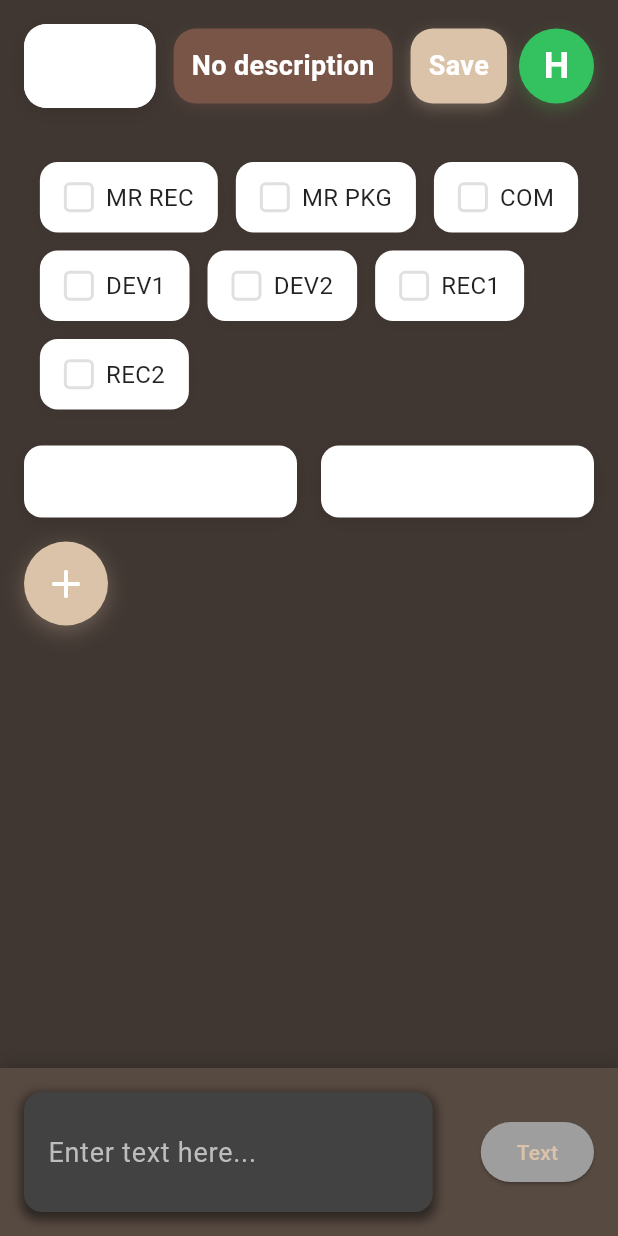
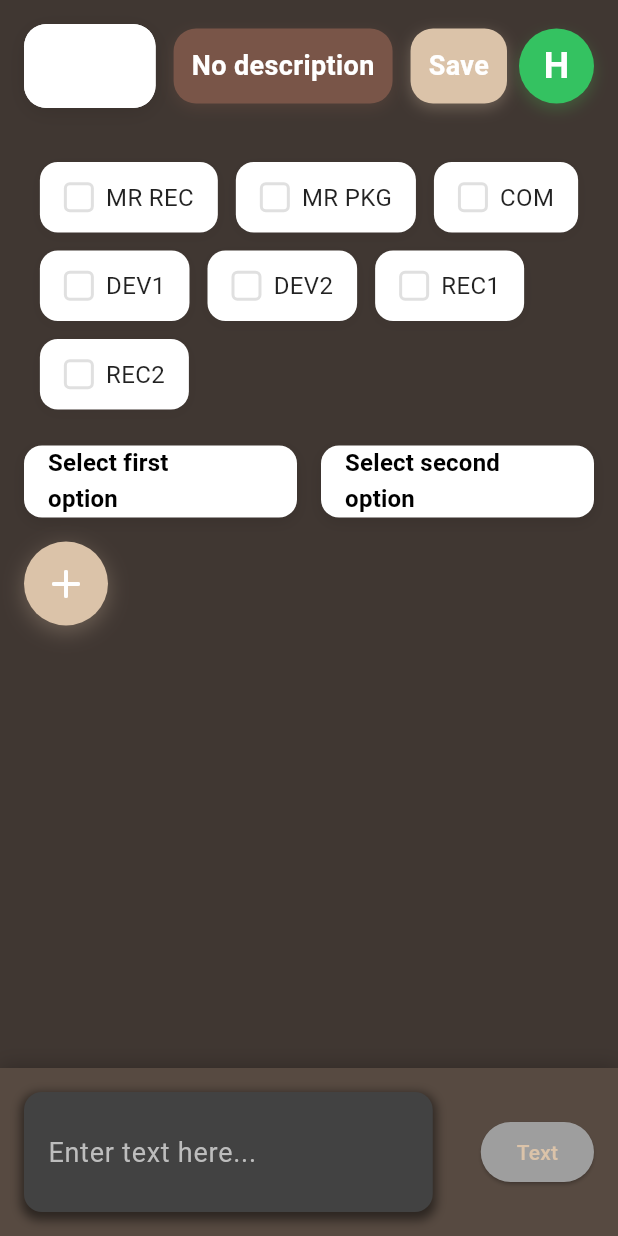
Before and after one commit to cesargoulart/work12, a Flutter app: the screen it shows after launch, on a phone screen of 412 x 824 dp. Run offline on Flutter 3.47's test engine with Material 3 defaults, Android fonts, the phone set to English and light mode, and no system bars; our stand-ins replace sqflite; accounts and stored records are empty.

Commit message:
Enhance text styling in dropdown, search bar, and task dialog for improved readability; apply bold and black color to hints and labels

```diff
--- a/work/lib/widgets/animated_dropdown.dart
+++ b/work/lib/widgets/animated_dropdown.dart
@@ -66,7 +66,13 @@ class _AnimatedDropdownState extends State<AnimatedDropdown>
           child: DropdownButtonHideUnderline(
             child: DropdownButton<String>(
               value: widget.value,
-              hint: Text(widget.hint),
+              hint: Text(
+                widget.hint,
+                style: const TextStyle(
+                  color: Colors.black,
+                  fontWeight: FontWeight.bold,
+                ),
+              ),
               isExpanded: true,
               borderRadius: BorderRadius.circular(12),
               padding: const EdgeInsets.symmetric(horizontal: 16),
@@ -78,6 +84,8 @@ class _AnimatedDropdownState extends State<AnimatedDropdown>
                     item,
                     style: const TextStyle(
                       fontSize: 16,
+                      color: Colors.black,
+                      fontWeight: FontWeight.bold,
                     ),
                   ),
                 );
--- a/work/lib/widgets/animated_search_bar.dart
+++ b/work/lib/widgets/animated_search_bar.dart
@@ -65,6 +65,10 @@ class _AnimatedSearchBarState extends State<AnimatedSearchBar> {
             child: TextField(
               controller: widget.controller,
               onChanged: widget.onChanged,
+              style: const TextStyle(
+                color: Colors.black,
+                fontWeight: FontWeight.bold,
+              ),
               decoration: InputDecoration(
                 hintText: 'Enter text here...',
                 border: OutlineInputBorder(
```
Also changed, not shown: work/lib/widgets/animated_task_dialog.dart (+12 -0 lines).
